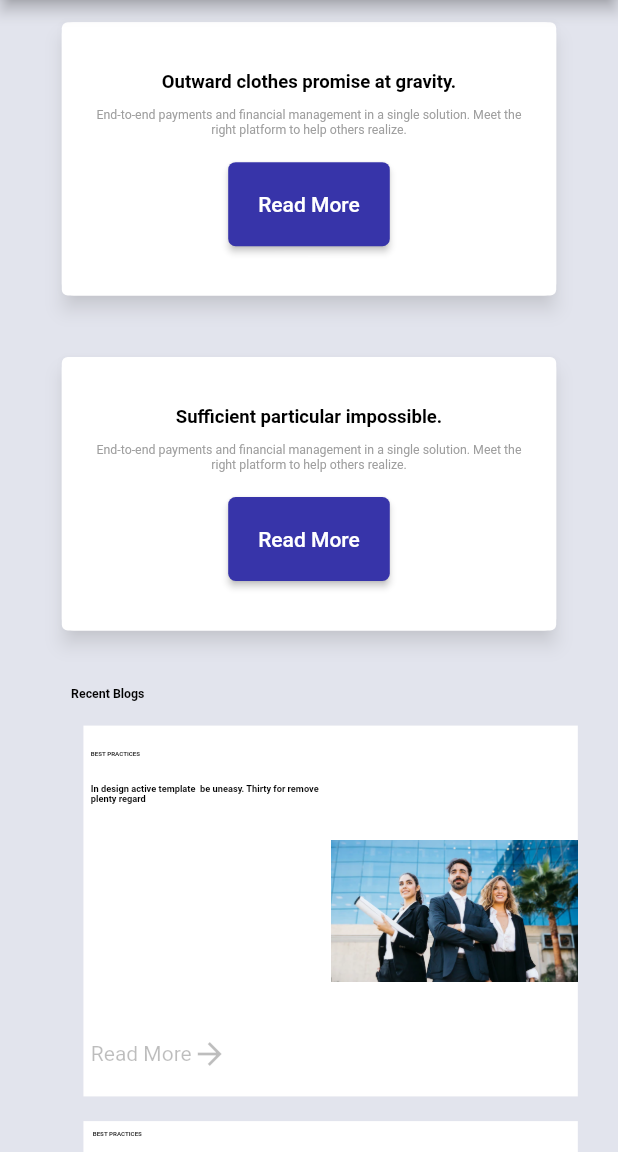
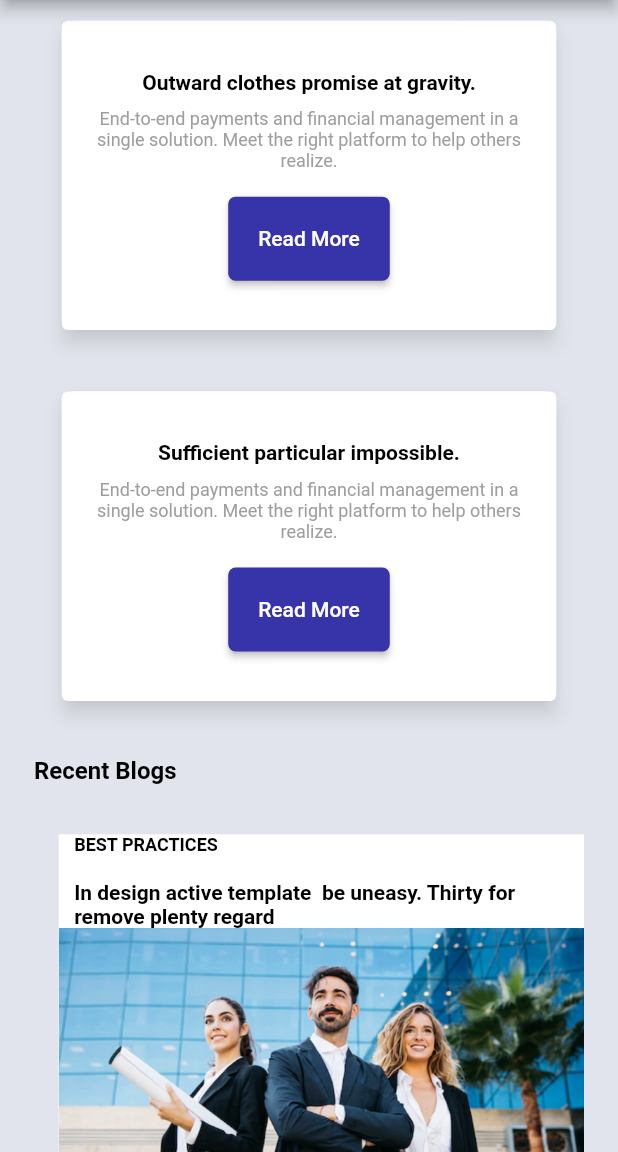
Before and after one commit to Gumaan-Mahar/crypto_portfolio_landing_page, a Flutter app: the screen it shows after launch, scrolled down 3456 dp, on a phone screen of 412 x 824 dp, the part 84-1236 px from its top. Run offline on Flutter 3.47's test engine with Material 2 defaults, Android fonts, the phone set to English and light mode, and no system bars; our stand-ins replace flutter_svg.

Commit message:
Recent Blogs section updated

```diff
--- a/lib/screens/ContentScreen/components/recent_blogs_section.dart
+++ b/lib/screens/ContentScreen/components/recent_blogs_section.dart
@@ -11,42 +11,53 @@ class RecentBlogSection extends StatelessWidget {
       children: [
         Padding(
           padding: EdgeInsets.only(
-              left: screenSize.width * 0.05, top: screenSize.height * 0.04),
-          child: Text(
+              left: screenSize.width >= 768 ? screenSize.width * 0.05 : 0.0,
+              top: screenSize.height * 0.04),
+          child: const Text(
             'Recent Blogs',
             style: TextStyle(
-              fontSize: screenSize.width * 0.02,
+              fontSize: 16,
               fontWeight: FontWeight.bold,
               color: Colors.black,
             ),
           ),
         ),
         Padding(
-          padding: EdgeInsets.only(left: screenSize.width * 0.07),
+          padding: EdgeInsets.only(
+              left: screenSize.width >= 768
+                  ? screenSize.width * 0.07
+                  : screenSize.width * 0.04),
           child: Column(
             crossAxisAlignment: CrossAxisAlignment.start,
             children: [
               Container(
                 width: screenSize.width >= 768
-                    ? screenSize.width * 0.6
+                    ? screenSize.width * 0.8
+                    : screenSize.width * 0.85,
+                height: screenSize.width >= 768
+                    ? screenSize.height * 0.3
+                    : screenSize.height * 0.55,
+                color: Colors.white,
+                padding: EdgeInsets.only(
+                  bottom:
+                      screenSize.width >= 768 ? 0.0 : screenSize.width * 0.02,
+                ),
+                margin: EdgeInsets.symmetric(
+                  vertical: screenSize.height * 0.04,
+                ),
+                child: Flex(
+                  direction:
+                      screenSize.width >= 768 ? Axis.horizontal : Axis.vertical,
+                  children: [
+                    Container(
+                      width: screenSize.width >= 768
+                          ? screenSize.width * 0.5
                           : screenSize.width * 0.8,
-                height: screenSize.height * 0.3,
-                color: Colors.white,
-                margin: EdgeInsets.symmetric(
-                  vertical: screenSize.height * 0.02,
-                ),
-                child: Row(
-                  children: [
-                    Expanded(
-                      child: Container(
-                        width: screenSize.width * 0.6,
                       color: Colors.transparent,
-                        padding: EdgeInsets.only(
-                            left: screenSize.width * 0.012,
-                            top: screenSize.height * 0.02,
-                            bottom: screenSize.height * 0.02),
+                      alignment: Alignment.centerLeft,
                       child: Column(
                         mainAxisAlignment: MainAxisAlignment.spaceBetween,
+                        crossAxisAlignment: CrossAxisAlignment.start,
                         children: [
                           Column(
                             crossAxisAlignment: CrossAxisAlignment.start,
@@ -54,24 +65,25 @@ class RecentBlogSection extends StatelessWidget {
                               Padding(
                                 padding: EdgeInsets.only(
                                     bottom: screenSize.height * 0.02),
-                                  child: Text(
+                                child: const Text(
                                   'BEST PRACTICES',
                                   style: TextStyle(
                                       color: Colors.black,
-                                        fontSize: screenSize.width * 0.01,
+                                      fontSize: 12,
                                       fontWeight: FontWeight.w700),
                                 ),
                               ),
-                                Text(
+                              const Text(
                                 'In design active template  be uneasy. Thirty for remove plenty regard',
                                 style: TextStyle(
                                     color: Colors.black,
-                                      fontSize: screenSize.width * 0.015,
+                                    fontSize: 14,
                                     fontWeight: FontWeight.w700),
                               ),
                             ],
                           ),
-                            Row(
+                          screenSize.width >= 768
+                              ? Row(
                                   children: const [
                                     Text(
                                       'Read More',
@@ -82,16 +94,22 @@ class RecentBlogSection extends StatelessWidget {
                                       color: Colors.black26,
                                     ),
                                   ],
-                            ),
+                                )
+                              : const SizedBox.shrink(),
                         ],
                       ),
                     ),
-                    ),
-                    Expanded(
-                      child: Image.asset(
+                    Image.asset(
                       'assets/images/blog_01.png',
-                        alignment: Alignment.centerRight,
-                      ),
+                      width: screenSize.width >= 768
+                          ? screenSize.width * 0.3
+                          : screenSize.width * 0.85,
+                      alignment: screenSize.width >= 768
+                          ? Alignment.centerRight
+                          : Alignment.center,
+                      fit: screenSize.width >= 768
+                          ? BoxFit.fitWidth
+                          : BoxFit.fitHeight,
                     ),
                   ],
                 ),
@@ -114,7 +132,7 @@ class RecentBlogSection extends StatelessWidget {
                   ReuseableBlogContainer(
                     screenSize: screenSize,
                     titleText:
-                        'Wise busy path both park when an ye no. Nay likely her length.',
+                        'Wise busy path both park when an ye no. Nay likely her length. This is so much fun.',
                     imagePath: 'assets/images/blog_04.png',
                   ),
                 ],
@@ -144,18 +162,21 @@ class ReuseableBlogContainer extends StatelessWidget {
     return Container(
       width: screenSize.width >= 768
           ? screenSize.width * 0.28
-          : screenSize.width * 0.8,
-      height: screenSize.height * 0.6,
+          : screenSize.width * 0.85,
       color: Colors.white,
-      padding: EdgeInsets.all(
-        screenSize.width * 0.015,
+      padding: EdgeInsets.symmetric(
+        horizontal: screenSize.width * 0.02,
+        vertical: screenSize.height * 0.02,
       ),
       margin: EdgeInsets.only(
         right: screenSize.width >= 768 ? screenSize.width * 0.02 : 0.0,
+        bottom: screenSize.width >= 768
+            ? screenSize.width * 0.0
+            : screenSize.width * 0.02,
       ),
-      child: Flex(
-        direction: screenSize.width >= 768 ? Axis.vertical : Axis.horizontal,
-        mainAxisAlignment: MainAxisAlignment.spaceBetween,
+      child: Column(
+        crossAxisAlignment: CrossAxisAlignment.start,
+        mainAxisAlignment: MainAxisAlignment.spaceAround,
         children: [
           Column(
             crossAxisAlignment: CrossAxisAlignment.start,
@@ -164,30 +185,41 @@ class ReuseableBlogContainer extends StatelessWidget {
                 padding: EdgeInsets.only(
                   bottom: screenSize.height * 0.02,
                 ),
-                child: Text(
+                child: const Text(
                   'BEST PRACTICES',
                   style: TextStyle(
                     color: Colors.black,
-                    fontSize: screenSize.width * 0.01,
+                    fontSize: 12,
                     fontWeight: FontWeight.w700,
                   ),
                 ),
               ),
-              Text(
+              Container(
+                width: screenSize.width >= 768
+                    ? screenSize.width * 0.25
+                    : screenSize.width * 0.8,
+                color: Colors.transparent,
+                padding: EdgeInsets.only(
+                    bottom: screenSize.width >= 768
+                        ? 0.0
+                        : screenSize.width * 0.02),
+                child: Text(
                   titleText,
-                style: TextStyle(
+                  style: const TextStyle(
                     color: Colors.black,
-                  fontSize: screenSize.width * 0.015,
+                    fontSize: 14,
                     fontWeight: FontWeight.w700,
+                  ),
                 ),
               ),
             ],
           ),
           Image.asset(
             imagePath,
-            width: screenSize.width * 0.28,
-            height: screenSize.height * 0.4,
-            fit: BoxFit.fitHeight,
+            width: screenSize.width >= 768
+                ? screenSize.width * 0.28
+                : screenSize.width * 0.8,
+            fit: screenSize.width >= 768 ? BoxFit.fitHeight : BoxFit.fitWidth,
             alignment: Alignment.bottomCenter,
           ),
         ],
--- a/lib/screens/ContentScreen/components/value_props_section.dart
+++ b/lib/screens/ContentScreen/components/value_props_section.dart
@@ -36,12 +36,10 @@ class ValuePropsSection extends StatelessWidget {
                       ? screenSize.width * 0.2
                       : screenSize.width * 0.6,
                   color: Colors.transparent,
-                  child: Text(
+                  child: const Text(
                     'Germany based & GDPR Complaint',
                     style: TextStyle(
-                        fontSize: screenSize.width >= 768
-                            ? screenSize.width * 0.015
-                            : screenSize.width * 0.035,
+                        fontSize: 14,
                         fontWeight: FontWeight.bold,
                         color: Colors.black),
                   ),
@@ -120,17 +118,6 @@ class ReuseableValuePropsContainer extends StatelessWidget {
         decoration: BoxDecoration(
           color: Colors.white,
           borderRadius: BorderRadius.circular(8.0),
-          // border: Border.all(
-          //   color: Colors.grey.shade400,
-          // ),
-          // boxShadow: [
-          //   BoxShadow(
-          //     color: Colors.grey.shade400,
-          //     offset: const Offset(0.8, 0.8),
-          //     blurRadius: 1,
-          //     spreadRadius: 0.8,
-          //   ),
-          // ],
         ),
         padding: EdgeInsets.symmetric(
             vertical: screenSize.height * 0.04,
@@ -146,10 +133,8 @@ class ReuseableValuePropsContainer extends StatelessWidget {
               padding: EdgeInsets.only(bottom: screenSize.height * 0.012),
               child: Text(
                 titleText,
-                style: TextStyle(
-                    fontSize: screenSize.width >= 768
-                        ? screenSize.width * 0.015
-                        : screenSize.width * 0.03,
+                style: const TextStyle(
+                    fontSize: 14,
                     fontWeight: FontWeight.bold,
                     color: Colors.black),
               ),
@@ -162,10 +147,8 @@ class ReuseableValuePropsContainer extends StatelessWidget {
               child: Text(
                 descriptionText,
                 textAlign: TextAlign.center,
-                style: TextStyle(
-                  fontSize: screenSize.width >= 768
-                      ? screenSize.width * 0.012
-                      : screenSize.width * 0.02,
+                style: const TextStyle(
+                  fontSize: 12,
                   color: Colors.grey,
                 ),
               ),
@@ -225,11 +208,7 @@ class ReuseableIconTextContainer extends StatelessWidget {
             color: Colors.transparent,
             child: Text(
               text,
-              style: TextStyle(
-                  fontSize: screenSize.width >= 768
-                      ? screenSize.width * 0.013
-                      : screenSize.width * 0.022,
-                  color: Colors.grey),
+              style: const TextStyle(fontSize: 12, color: Colors.grey),
             ),
           ),
         ],
--- a/lib/screens/ContentScreen/content_screen.dart
+++ b/lib/screens/ContentScreen/content_screen.dart
@@ -16,8 +16,8 @@ class ContentScreen extends StatelessWidget {
     final Size screenSize = MediaQuery.of(context).size;
     return Container(
       height: screenSize.width >= 768
-          ? screenSize.height * 4.5
-          : screenSize.height * 6,
+          ? screenSize.height * 4
+          : screenSize.height * 7.5,
       color: contentBackgroundColor,
       child: LayoutBuilder(
         builder: (BuildContext context, BoxConstraints constraints) {
```
Also changed, not shown: assets/images/blog_01.png. Lines whose indentation alone changed are shown as unchanged.
